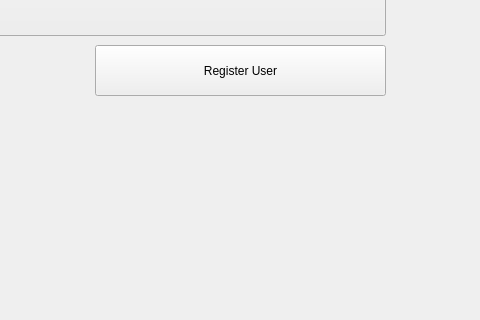
Before: the Qt Designer form mainwindow.ui in WHitE-TITaN/Library-Management-System, drawn with Qt 5; both pictures show x 105 to 585 and y 205 to 525 of the 1280 by 720 pixel window.
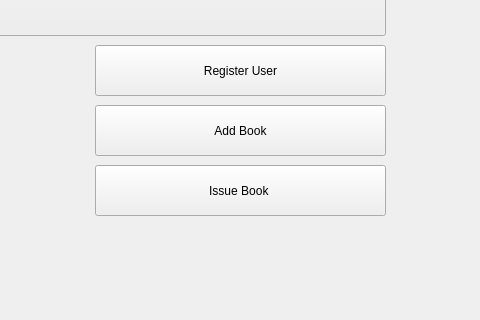
After: the same form once the commit is applied.

Commit message: added menu for issuing book

The edit to the form file:
```diff
--- a/mainwindow.ui
+++ b/mainwindow.ui
@@ -40,6 +40,32 @@
      <string>Register User</string>
     </property>
    </widget>
+   <widget class="QPushButton" name="registerBookButton">
+    <property name="geometry">
+     <rect>
+      <x>200</x>
+      <y>310</y>
+      <width>291</width>
+      <height>51</height>
+     </rect>
+    </property>
+    <property name="text">
+     <string>Add Book</string>
+    </property>
+   </widget>
+   <widget class="QPushButton" name="BookIssueButton">
+    <property name="geometry">
+     <rect>
+      <x>200</x>
+      <y>370</y>
+      <width>291</width>
+      <height>51</height>
+     </rect>
+    </property>
+    <property name="text">
+     <string>Issue Book </string>
+    </property>
+   </widget>
   </widget>
   <widget class="QMenuBar" name="menubar">
    <property name="geometry">
```
The commit also changes 12 other files.
